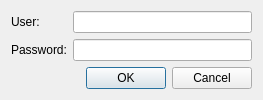
Before: the Qt Designer form client/libclient/src/ui/dialogs/credentials_dialog.ui in networkoptix/nx_open, drawn with Qt 5.
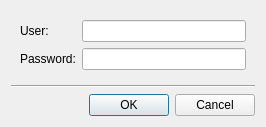
After: the same form once the commit is applied.

Commit message:
VMS-2217: Fixed separator lines in many dialogs
<==== Mercurial data ====>
Branch: dev_3.0.0_gui

Diff of the .ui file:
```diff
--- a/client/libclient/src/ui/dialogs/credentials_dialog.ui
+++ b/client/libclient/src/ui/dialogs/credentials_dialog.ui
@@ -6,13 +6,16 @@
    <rect>
     <x>0</x>
     <y>0</y>
-    <width>263</width>
-    <height>91</height>
+    <width>266</width>
+    <height>120</height>
    </rect>
   </property>
   <property name="windowTitle">
    <string>Enter a valid username and password...</string>
   </property>
+  <layout class="QVBoxLayout" name="verticalLayout">
+   <item>
+    <widget class="QWidget" name="widget" native="true">
   <layout class="QFormLayout" name="formLayout">
    <item row="0" column="0">
     <widget class="QLabel" name="userLabel">
@@ -38,7 +41,17 @@
      </property>
     </widget>
    </item>
-   <item row="2" column="0" colspan="2">
+     </layout>
+    </widget>
+   </item>
+   <item>
+    <widget class="Line" name="line">
+     <property name="orientation">
+      <enum>Qt::Horizontal</enum>
+     </property>
+    </widget>
+   </item>
+   <item>
     <widget class="QDialogButtonBox" name="buttonBox">
      <property name="orientation">
       <enum>Qt::Horizontal</enum>
```
Lines whose indentation alone changed are shown as unchanged. The commit also changes 30 other files.
